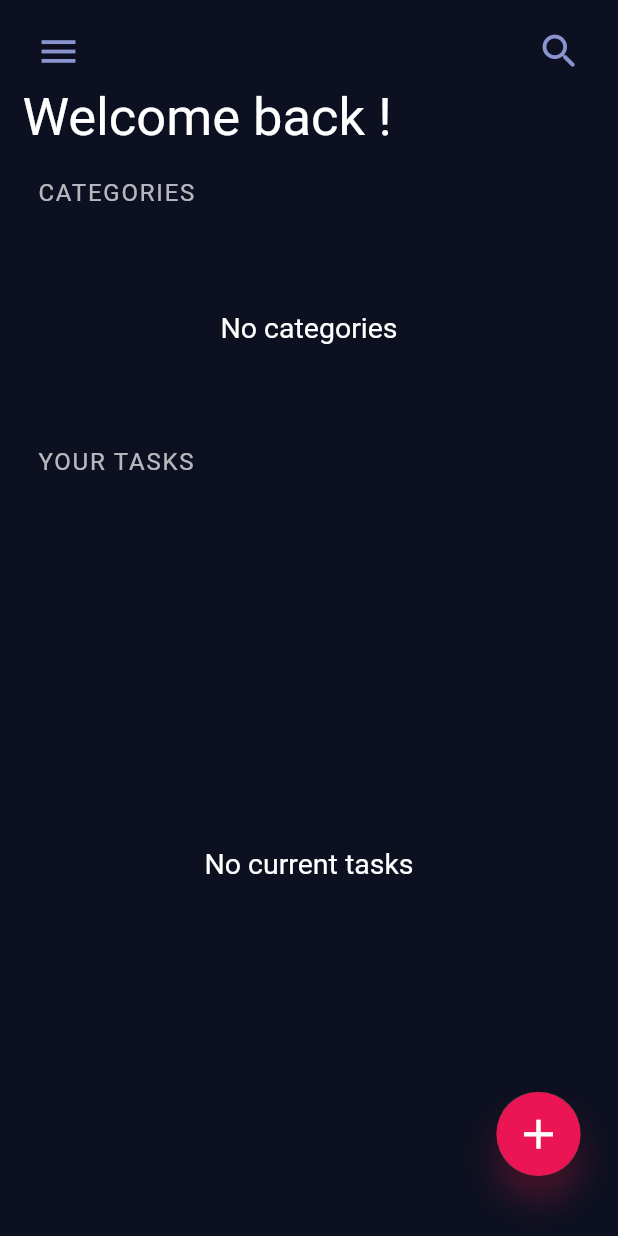
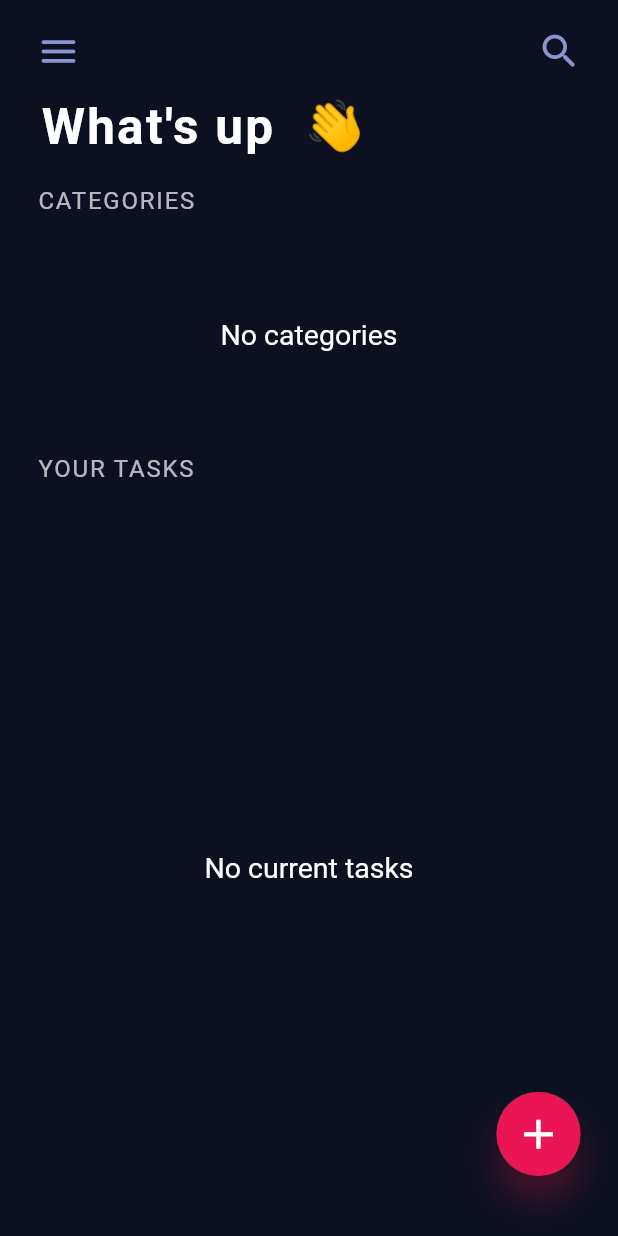
Before and after one commit to devBamidele/donev2, a Flutter app: the screen it shows after launch, on a phone screen of 412 x 824 dp. Run offline on Flutter 3.47's test engine with Material 2 defaults, Android fonts, the phone set to English and light mode, and no system bars; our stand-ins replace flutter_local_notifications, roundcheckbox, sqflite, timezone; accounts and stored records are empty.

Commit message:
Worked on the styling v3

```diff
--- a/lib/screens/home_screen.dart
+++ b/lib/screens/home_screen.dart
@@ -58,7 +58,7 @@ class HomeScreen extends StatelessWidget {
                           data.getCategories();
                         },
                         icon: const Icon(
-                          Icons.menu,
+                          Icons.menu_rounded,
                           color: kTertiaryColor,
                         ),
                       ),
@@ -87,10 +87,16 @@ class HomeScreen extends StatelessWidget {
                       )
                     ],
                   ),
-                  const Text(
-                    'Welcome back !',
-                    style: TextStyle(
-                      fontSize: 35,
+                  spacing(height: 7),
+                  const Padding(
+                    padding: EdgeInsets.symmetric(horizontal: 12),
+                    child: Text(
+                      'What\'s up  👋',
+                      style: TextStyle(
+                        fontWeight: FontWeight.w600,
+                        fontSize: 33,
+                        letterSpacing: 1.5,
+                      ),
                     ),
                   ),
                   spacing(),
```
